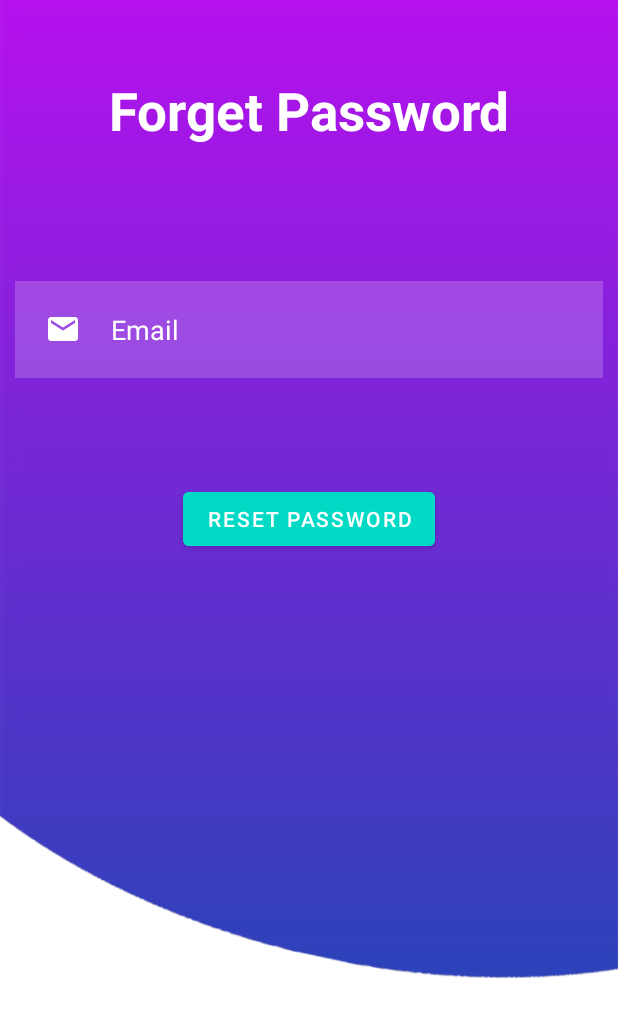
After one commit to Vishal-1232/Reach-Me, an Android app: the ForgetPasswordActivity screen opened directly, with no data from a screen before it, on a phone screen of 412 x 824 dp. The commit adds this screen. Shown: the top 1018 px of the screen. Run offline under Robolectric (Android 15) with nearby library versions, the phone set to English and light mode, and no system bars; our stand-ins replace Firebase (no records; nobody signed in at launch, a user with empty details on screens opened directly); 1 statement that could not run was skipped.

Commit message:
Forget password feature added

```diff
--- a/app/src/main/AndroidManifest.xml
+++ b/app/src/main/AndroidManifest.xml
@@ -15,6 +15,9 @@
         android:supportsRtl="true"
         android:theme="@style/Theme.ReachMe"
         tools:targetApi="31">
+        <activity
+            android:name=".ForgetPasswordActivity"
+            android:exported="false" />
         <activity
             android:name=".SettingsActivity"
             android:exported="false" />
--- /dev/null
+++ b/app/src/main/java/com/example/reachme/ForgetPasswordActivity.java
@@ -0,0 +1,71 @@
+package com.example.reachme;
+
+import androidx.annotation.NonNull;
+import androidx.appcompat.app.AppCompatActivity;
+
+import android.content.Intent;
+import android.os.Bundle;
+import android.view.View;
+import android.widget.Toast;
+
+import com.example.reachme.databinding.ActivityForgetPasswordBinding;
+import com.google.android.gms.tasks.OnCompleteListener;
+import com.google.android.gms.tasks.Task;
+import com.google.firebase.auth.FirebaseAuth;
+import com.google.firebase.auth.FirebaseUser;
+
+public class ForgetPasswordActivity extends AppCompatActivity {
+
+    ActivityForgetPasswordBinding binding;
+
+    FirebaseAuth auth;
+
+    @Override
+    protected void onCreate(Bundle savedInstanceState) {
+        super.onCreate(savedInstanceState);
+        binding = ActivityForgetPasswordBinding.inflate(getLayoutInflater());
+        setContentView(binding.getRoot());
+        getSupportActionBar().hide();
+
+        auth = FirebaseAuth.getInstance();
+
+        binding.reset.setOnClickListener(new View.OnClickListener() {
+            @Override
+            public void onClick(View view) {
+                if (binding.email.getText().toString().isEmpty()) {
+                    binding.email.setError("Required");
+                } else {
+                    forgetPassword();
+                }
+            }
+        });
+    }
+
+    private void forgetPassword() {
+        auth.sendPasswordResetEmail(binding.email.getText().toString())
+                .addOnCompleteListener(new OnCompleteListener<Void>() {
+                    @Override
+                    public void onComplete(@NonNull Task<Void> task) {
+                        if (task.isSuccessful()) {
+                            Toast.makeText(ForgetPasswordActivity.this, "Check your Email", Toast.LENGTH_SHORT).show();
+                            startActivity(new Intent(ForgetPasswordActivity.this, SignInActivity.class));
+                            finish();
+                        } else {
+                            Toast.makeText(ForgetPasswordActivity.this, "Error: " + task.getException().getMessage(), Toast.LENGTH_SHORT).show();
+                        }
+                    }
+                });
+    }
+
+    @Override
+    public void onStart() {
+        super.onStart();
+        // Check if user is signed in (non-null) and update UI accordingly.
+        FirebaseUser currentUser = auth.getCurrentUser();
+        if (currentUser != null) {
+            Intent intent = new Intent(ForgetPasswordActivity.this, MainActivity.class);
+            startActivity(intent);
+            finish();
+        }
+    }
+}
--- /dev/null
+++ b/app/src/main/res/layout/activity_forget_password.xml
@@ -0,0 +1,56 @@
+<?xml version="1.0" encoding="utf-8"?>
+<RelativeLayout xmlns:android="http://schemas.android.com/apk/res/android"
+    xmlns:app="http://schemas.android.com/apk/res-auto"
+    xmlns:tools="http://schemas.android.com/tools"
+    android:layout_width="match_parent"
+    android:layout_height="match_parent"
+    android:background="@drawable/background"
+    tools:context=".ForgetPasswordActivity">
+
+    <TextView
+        android:id="@+id/forget"
+        android:layout_width="match_parent"
+        android:layout_height="wrap_content"
+        android:layout_marginStart="50dp"
+        android:layout_marginTop="50dp"
+        android:layout_marginEnd="50dp"
+        android:layout_marginBottom="50dp"
+        android:gravity="center"
+        android:text="Forget Password"
+        android:textColor="@color/white"
+        android:textSize="35dp"
+        android:textStyle="bold" />
+
+    <EditText
+        android:id="@+id/email"
+        android:layout_width="match_parent"
+        android:layout_height="wrap_content"
+        android:layout_below="@id/forget"
+        android:layout_marginStart="10dp"
+        android:layout_marginTop="40dp"
+        android:layout_marginEnd="10dp"
+        android:layout_marginBottom="10dp"
+        android:background="#30ffffff"
+        android:drawableLeft="@drawable/ic_baseline_email_24"
+        android:drawablePadding="20dp"
+        android:hint="Email"
+        android:padding="20dp"
+        android:textColor="@color/white"
+        android:textColorHint="@color/white" />
+
+
+
+    <com.google.android.material.button.MaterialButton
+        android:id="@+id/reset"
+        android:layout_width="wrap_content"
+        android:layout_height="wrap_content"
+        android:layout_below="@id/email"
+        android:layout_centerHorizontal="true"
+        android:layout_marginStart="20dp"
+        android:layout_marginTop="60dp"
+        android:layout_marginEnd="20dp"
+        android:backgroundTint="@color/design_default_color_secondary"
+        android:text="@string/reset_password" />
+
+
+</RelativeLayout>
--- a/app/src/main/res/values/strings.xml
+++ b/app/src/main/res/values/strings.xml
@@ -2,4 +2,5 @@
     <string name="app_name">Reach me</string>
     <!-- TODO: Remove or change this placeholder text -->
     <string name="hello_blank_fragment">Hello blank fragment</string>
+    <string name="reset_password">reset Password</string>
 </resources>
```
Also changed, not shown: app/src/main/java/com/example/reachme/SignInActivity.java (+7 -0 lines), app/src/main/res/layout/activity_sign_in.xml (+13 -13 lines).
